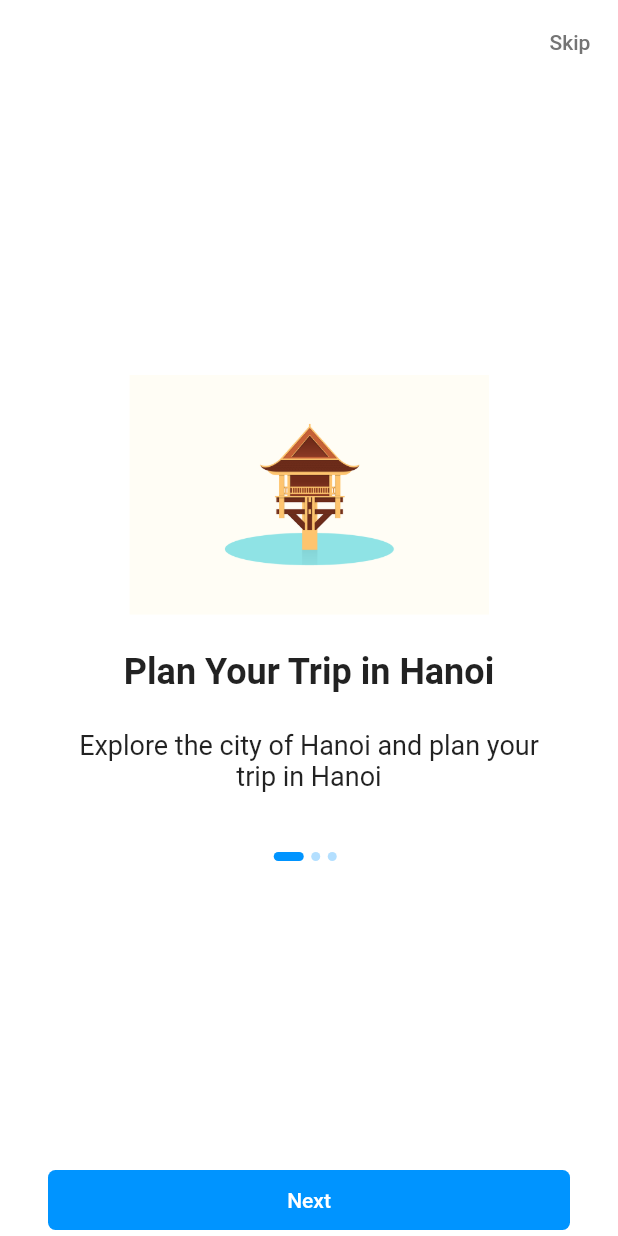
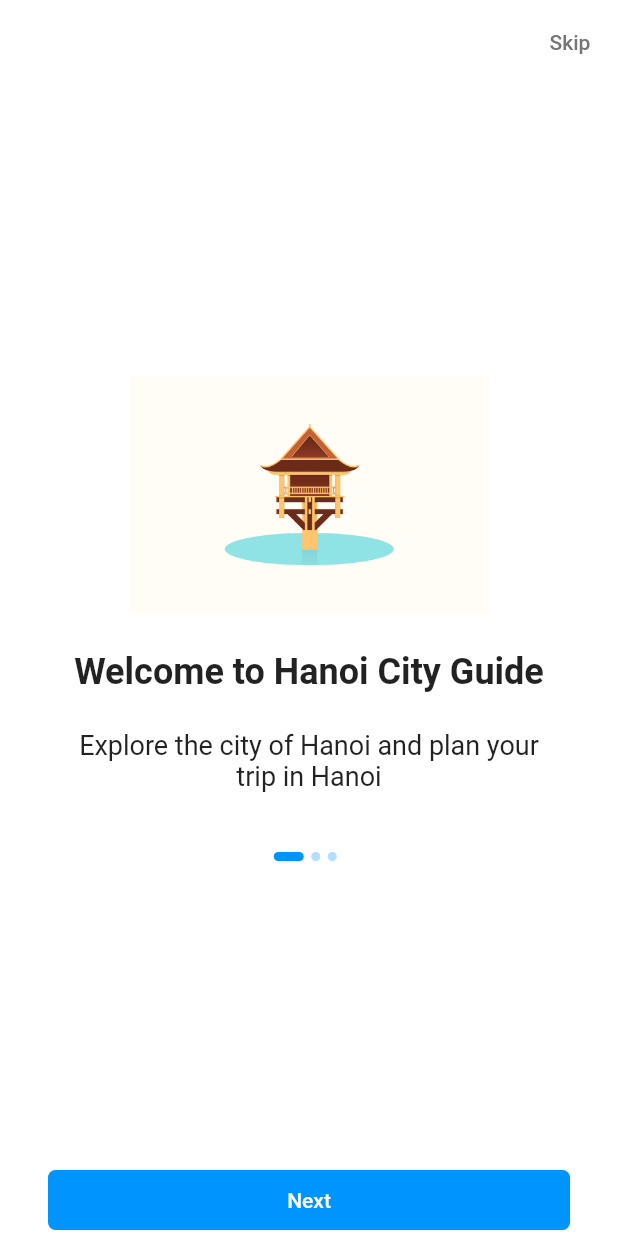
Before and after one commit to haanh764/CityGuide, a Flutter app: the screen it shows after launch, on a phone screen of 412 x 824 dp. Run offline on Flutter 3.47's test engine with Material 2 defaults, Android fonts, the phone set to English and light mode, and no system bars; our stand-ins replace audioplayers, flutter_map, latlong2, sliding_up_panel, youtube_player_flutter; Roboto replaces fonts that are missing (NunitoSans).

Commit message:
updadte welcome content

```diff
--- a/city_guide/lib/model/on_board.dart
+++ b/city_guide/lib/model/on_board.dart
@@ -13,12 +13,12 @@ class OnBoard {
 var onBoardList = [
   OnBoard(
     image: 'assets/images/image-onboard-1.png',
-    title: 'Plan Your Trip in Hanoi',
+    title: 'Welcome to Hanoi City Guide',
     description: 'Explore the city of Hanoi and plan your trip in Hanoi',
   ),
   OnBoard(
     image: 'assets/images/image-onboard-2.png',
-    title: 'Begin The Adventure in Hanoi',
+    title: 'Begin Your Adventure in Hanoi',
     description: 'Save the date and begin the adventure in Hanoi',
   ),
   OnBoard(
--- a/city_guide/lib/view/splash/splash_screen.dart
+++ b/city_guide/lib/view/splash/splash_screen.dart
@@ -29,7 +29,7 @@ class _SplashScreenState extends State<SplashScreen> {
     return Scaffold(
       body: Center(
         child: Image.asset(
-          'assets/images/hanoi_logo.jpg',
+          'images/hanoi_logo.jpg',
           width: 240,
         ),
       ),
--- a/city_guide/pubspec.yaml
+++ b/city_guide/pubspec.yaml
@@ -66,6 +66,7 @@ flutter:
   assets:
     - assets/
     - assets/images/
+    - assets/voice_description/
 
   # An image asset can refer to one or more resolution-specific "variants", see
   # https://flutter.dev/assets-and-images/#resolution-aware.
```
